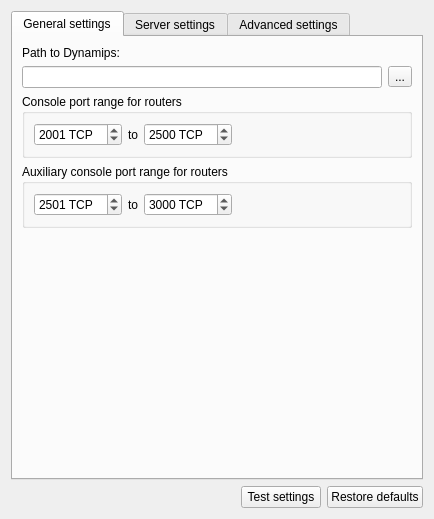
This is gns3/modules/dynamips/ui/dynamips_preferences_page.ui in GNS3/gns3-gui as Qt 5 draws it before an edit. The edited form follows.
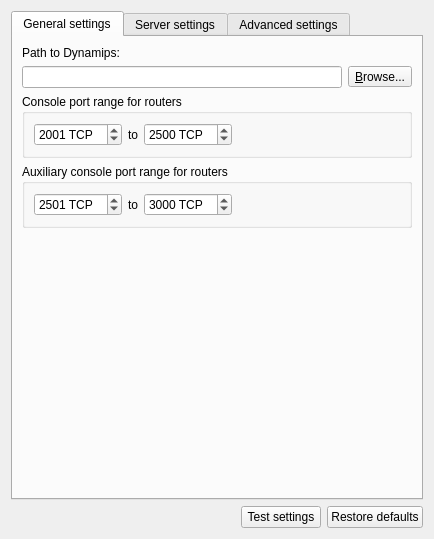
This is the edited form.

Commit message: Replace "..." by "Browse..." on buttons. Fixes bugs with IOS routers slots/wics.

What changed in the file:
```diff
--- a/gns3/modules/dynamips/ui/dynamips_preferences_page.ui
+++ b/gns3/modules/dynamips/ui/dynamips_preferences_page.ui
@@ -7,7 +7,7 @@
     <x>0</x>
     <y>0</y>
     <width>430</width>
-    <height>505</height>
+    <height>539</height>
    </rect>
   </property>
   <property name="windowTitle">
@@ -32,7 +32,7 @@
          <item>
           <widget class="QToolButton" name="uiDynamipsPathToolButton">
            <property name="text">
-            <string>...</string>
+            <string>&amp;Browse...</string>
            </property>
            <property name="toolButtonStyle">
             <enum>Qt::ToolButtonTextOnly</enum>
```
The commit also changes 30 other files.
